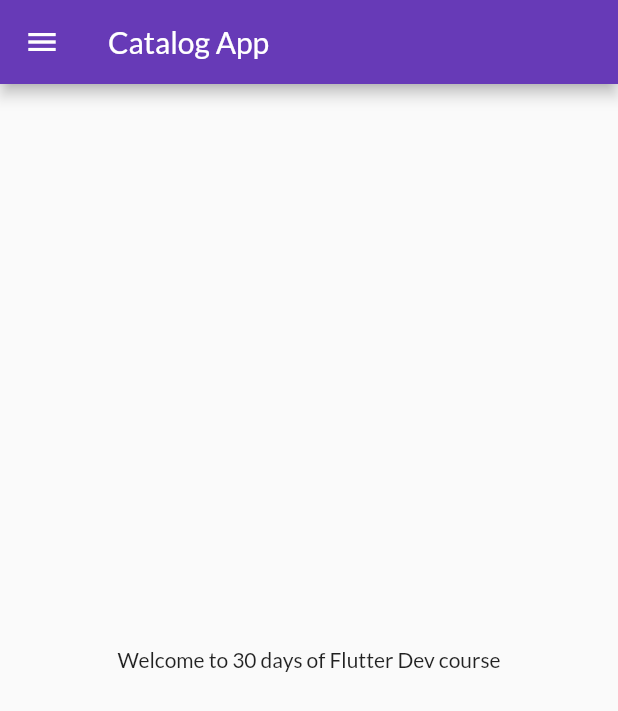
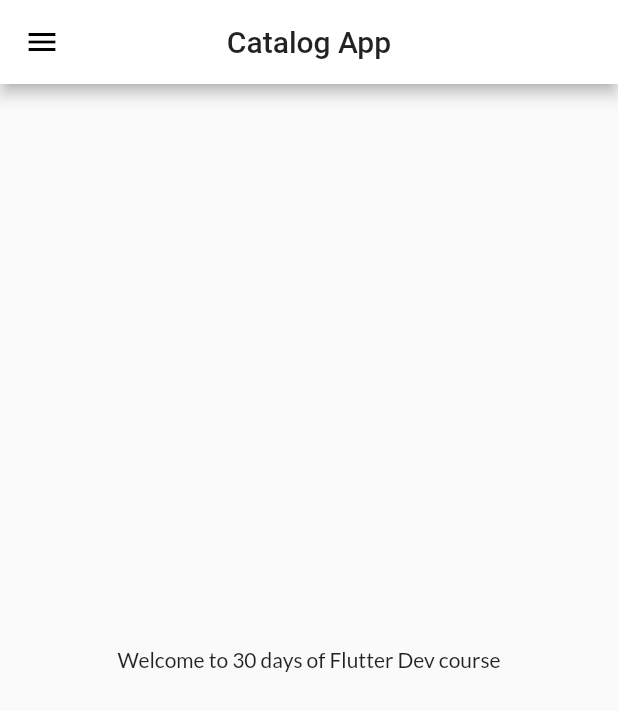
Before and after one commit to himanshu-dxm/catalog_app, a Flutter app: the screen it shows after launch, on a phone screen of 412 x 824 dp. Shown: the top 711 px of the screen. Run offline on Flutter 3.47's test engine with Material 2 defaults, Android fonts, the light colour scheme and no system bars; our stand-ins replace google_fonts.

Commit message:
Analyzed Theme

```diff
--- a/lib/main.dart
+++ b/lib/main.dart
@@ -1,4 +1,6 @@
+import 'package:catalog_app/widgets/themes.dart';
 import 'package:flutter/material.dart';
+import 'package:flutter/services.dart';
 import 'pages/home_page.dart';
 import 'pages/login_page.dart';
 import 'package:google_fonts/google_fonts.dart';
@@ -14,11 +16,7 @@
     return MaterialApp(
       // home: HomePage(),
       themeMode: ThemeMode.system,
-      theme: ThemeData(
-        primarySwatch: Colors.deepPurple,
-        fontFamily: GoogleFonts.lato().fontFamily,
-        //primaryTextTheme: GoogleFonts.latoTextTheme()
-      ),
+      theme:Mytheme.lightTheme(context),
       initialRoute: MyRoutes.homeRoute,// to specify the initial page explicitly
       routes: {
         "/" : (context) => LoginPage(),
--- /dev/null
+++ b/lib/widgets/themes.dart
@@ -0,0 +1,20 @@
+import 'package:flutter/material.dart';
+import 'package:google_fonts/google_fonts.dart';
+
+class Mytheme {
+  static ThemeData lightTheme(BuildContext context) => ThemeData(
+      primarySwatch: Colors.deepPurple,
+      fontFamily: GoogleFonts.lato().fontFamily,
+      appBarTheme: AppBarTheme(
+        backgroundColor: Colors.white,
+        iconTheme: IconThemeData(color: Colors.black),
+        textTheme: Theme.of(context).textTheme,
+        centerTitle: true,
+      ),
+  );
+
+  static ThemeData darkTheme(BuildContext context) => ThemeData(
+    brightness: Brightness.dark,
+  );
+
+}
```
